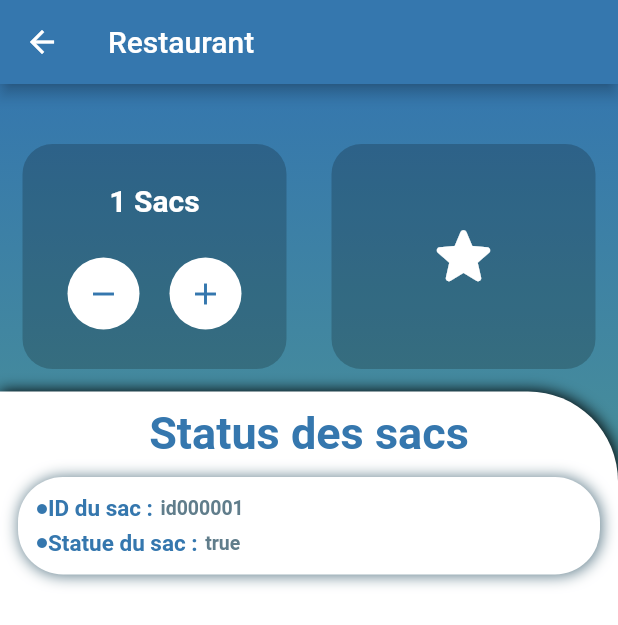
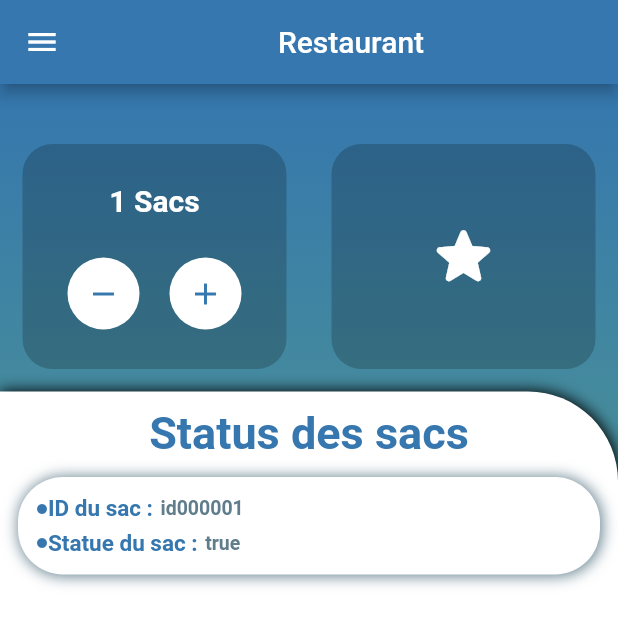
Before and after one commit to Taki-Takieddine/Save-Us, a Flutter app: the Restaurent screen opened directly, after a tap on the "add" icon, on a phone screen of 412 x 824 dp. Shown: the top 625 px of the screen. Run offline on Flutter 3.47's test engine with Material 2 defaults, Android fonts, the light colour scheme and no system bars; our stand-ins replace cloud_firestore, firebase_auth, firebase_core, flutter_progress_hud, geolocator, google_maps_flutter and 1 more; accounts and stored records are empty.

Commit message:
navbar down

```diff
--- /dev/null
+++ b/lib/screen/navbar.dart
@@ -0,0 +1,110 @@
+
+
+import 'package:applicationmemoire/choose_profil.dart';
+import 'package:applicationmemoire/screen/signaleur.dart';
+import 'package:flutter/material.dart';
+import 'package:firebase_auth/firebase_auth.dart';
+import 'package:flutter_progress_hud/flutter_progress_hud.dart';
+class navBar extends StatefulWidget {
+  const navBar({ Key? key }) : super(key: key);
+
+  @override
+  State<navBar> createState() => _navBarState();
+}
+
+class _navBarState extends State<navBar> {
+
+
+  @override
+  Widget build(BuildContext context) {
+    return ProgressHUD(
+      child: Drawer(
+        backgroundColor: const Color.fromARGB(255, 53, 119, 174),
+        child: SingleChildScrollView(
+          child: Column(
+            crossAxisAlignment:  CrossAxisAlignment.stretch,
+            children:< Widget >[
+              buildHeader(context),
+              Builder(
+                builder: (context) {
+                  return buildMenuItems(context);
+                }
+              ),
+            ],
+          ),
+        ),
+      ),
+    );
+  }
+
+ Widget buildMenuItems(BuildContext context)=>Container(
+
+   padding: const EdgeInsets.all(30),
+
+   child: Wrap(
+     runSpacing: 15,
+ children: [
+
+    ListTile(
+      leading: const Icon(Icons.home_outlined,color: Colors.white,),
+      title: const Text('Home',style: TextStyle(color: Colors.white,fontSize: 16),),
+      onTap: (){
+        Navigator.push(
+                      context, MaterialPageRoute(builder: ((context) =>const ChooseProfil(title: '',))));
+      },
+
+    ),
+    const Divider(color: Colors.white ,),
+    ListTile(
+      leading: const Icon(Icons.security_update_warning_outlined,color: Colors.white,),
+      title: const Text('Signaler',style: TextStyle(color: Colors.white,fontSize: 16),),
+      onTap: (){
+         Navigator.push(
+                      context, MaterialPageRoute(builder: ((context) =>const Signaleur())));
+      },
+
+    ),
+   const Divider(color: Colors.white ,),
+    ListTile(
+      leading: const Icon(Icons.logout,color: Colors.white,),
+      title: const Text('Déconnexion',style: TextStyle(color: Colors.white,fontSize: 16),),
+      onTap: (){
+        showSpinner(context);
+        FirebaseAuth.instance.signOut().then((value) =>
+        Navigator.push(
+                      context, MaterialPageRoute(builder: ((context) => const ChooseProfil(title: '',))))
+        );
+
+      },
+    )
+ ],
+   ),
+ );
+
+ Widget buildHeader(BuildContext context) =>Container(
+
+   padding: EdgeInsets.only(
+     top:30+ MediaQuery.of(context).padding.top,
+     bottom: 30,
+   ),
+   child: Column(
+     children:  [
+       const CircleAvatar(
+         backgroundColor: Colors.transparent,
+         radius: 70,
+          child: Icon(Icons.person,size: 120,color: Colors.white,),
+       ),
+       const SizedBox(height: 15,),
+       Text((FirebaseAuth.instance.currentUser!.email).toString(),style: const TextStyle(color: Colors.white,fontSize: 16,fontWeight: FontWeight.bold),),
+       const SizedBox(height: 15,),
+     ],
+   ),
+ );
+ showSpinner(BuildContext context){
+    final progress = ProgressHUD.of(context);
+                                  progress?.showWithText('Chargement...');
+                                  Future.delayed(const Duration(seconds: 2), () {
+                                   progress?.dismiss();
+                                  });
+  }
+}
--- a/lib/screen/restaurent.dart
+++ b/lib/screen/restaurent.dart
@@ -1,6 +1,7 @@
 
 
 
+import 'package:applicationmemoire/screen/navbar.dart';
 import 'package:firebase_auth/firebase_auth.dart';
 
 import 'package:cloud_firestore/cloud_firestore.dart';
@@ -27,8 +28,9 @@ class _Restaurent extends State<Restaurent> {
   Widget build(BuildContext context) {
     return SafeArea(
       child: Scaffold(
+        drawer:const navBar(),
         appBar: AppBar(
-          title: const Text("Restaurant") ,
+          title: const Center(child: Text("Restaurant")) ,
           backgroundColor: const Color.fromARGB(255, 53, 119, 174),
         ),
 
@@ -41,8 +43,8 @@ class _Restaurent extends State<Restaurent> {
                 gradient: LinearGradient(
                     begin: Alignment.topCenter,
                     end: Alignment.bottomCenter,
-                    colors: <Color>[
-                  Color.fromARGB(255, 53, 119, 174),
+                    colors: <Color>[Color.fromARGB(255, 53, 119, 174),
+
                   Color.fromARGB(255, 109, 189, 112)
                 ]
                 )
--- a/lib/screen/signaleur.dart
+++ b/lib/screen/signaleur.dart
@@ -1,5 +1,6 @@
 import 'package:applicationmemoire/choose_profil.dart';
 import 'package:applicationmemoire/models/signalement.dart';
+import 'package:applicationmemoire/screen/navbar.dart';
 import 'package:cloud_firestore/cloud_firestore.dart';
 import 'package:flutter/material.dart';
 import 'package:location/location.dart';
@@ -53,7 +54,9 @@ class _SignaleurState extends State<Signaleur> {
   @override
   Widget build(BuildContext context) {
     return SafeArea(
+
       child: Scaffold(
+
         appBar: AppBar(
           title:const  Text("Signalement"),
         ),
--- a/pubspec.yaml
+++ b/pubspec.yaml
@@ -66,8 +66,8 @@ flutter:
   uses-material-design: true
 
   # To add assets to your application, add an assets section, like this:
-  # assets:
-  #   - images/a_dot_burr.jpeg
+assets:
+  images/
   #   - images/a_dot_ham.jpeg
 
   # An image asset can refer to one or more resolution-specific "variants", see
```
Also changed, not shown: lib/screen/livreur.dart (+6 -12 lines).
